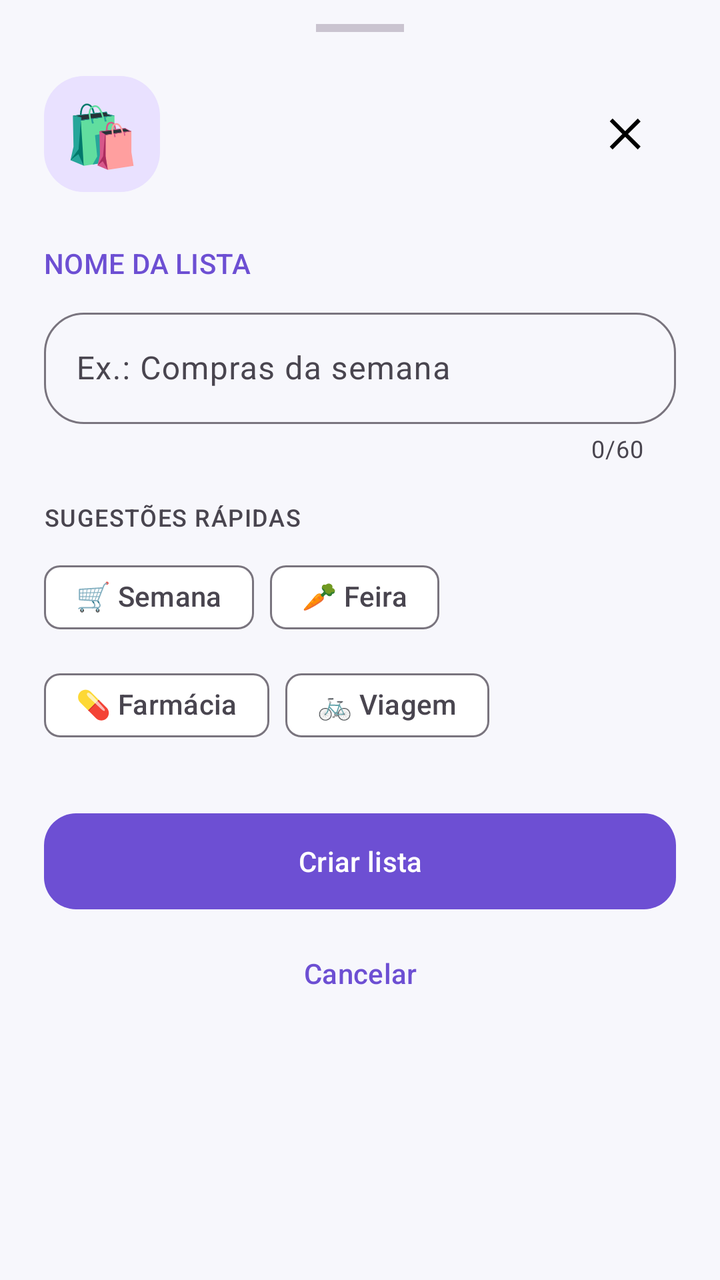
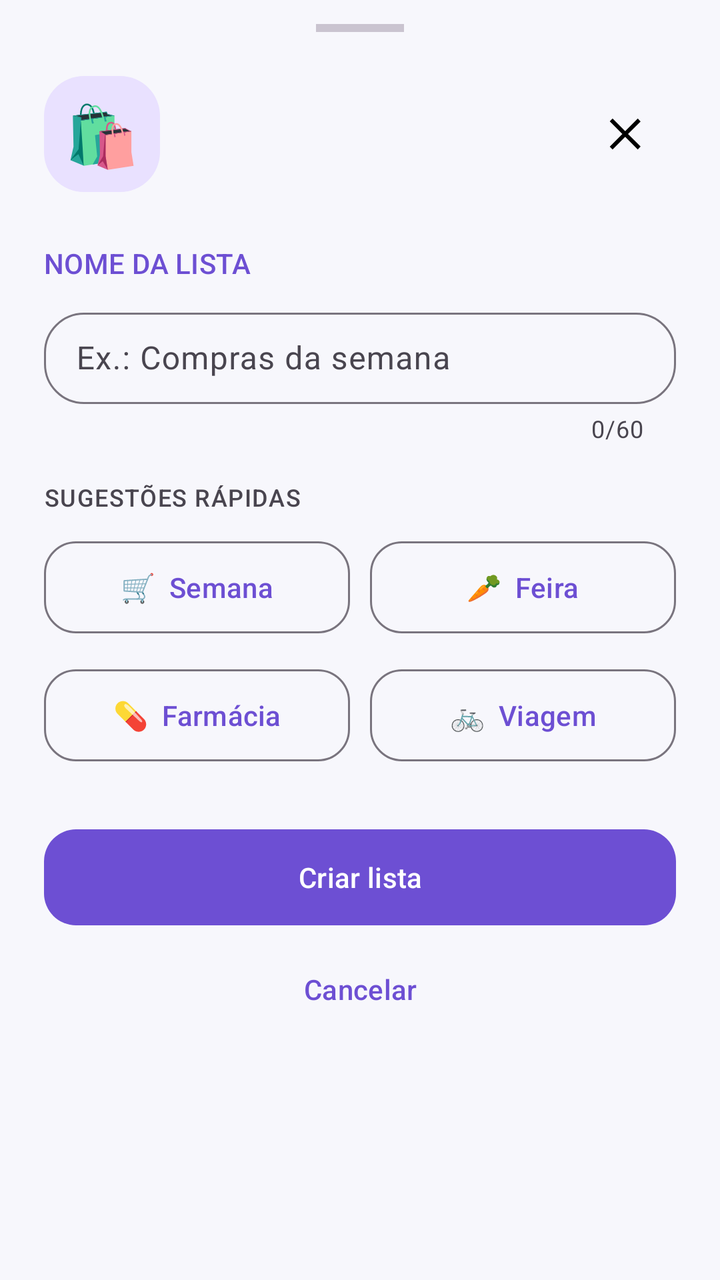

An Android layout rendered at two revisions. The XML below is the earlier revision; the diff shows what the commit changed to produce the second picture.
<!-- AndroidManifest.xml: application theme Theme.ListaCompras -->
<!-- res/layout/dialog_list.xml -->
<?xml version="1.0" encoding="utf-8"?>
<LinearLayout xmlns:android="http://schemas.android.com/apk/res/android"
    xmlns:app="http://schemas.android.com/apk/res-auto"
    android:id="@+id/sheetListRoot" android:layout_width="match_parent"
    android:layout_height="wrap_content" android:orientation="vertical"
    android:clipToPadding="false" android:paddingStart="22dp"
    android:paddingTop="12dp" android:paddingEnd="22dp" android:paddingBottom="28dp">
    <View android:layout_width="44dp" android:layout_height="4dp"
        android:layout_gravity="center_horizontal" android:background="?attr/colorOutlineVariant" />
    <LinearLayout android:layout_width="match_parent" android:layout_height="wrap_content"
        android:orientation="horizontal" android:gravity="center_vertical" android:layout_marginTop="22dp">
        <TextView android:layout_width="58dp" android:layout_height="58dp"
            android:gravity="center" android:text="🛍️" android:textSize="30sp"
            android:background="@drawable/bg_list_sheet_icon" />
        <LinearLayout android:layout_width="0dp" android:layout_height="wrap_content"
            android:layout_weight="1" android:layout_marginStart="12dp" android:orientation="vertical">
            <TextView android:id="@+id/textListSheetTitle" android:layout_width="match_parent"
                android:layout_height="wrap_content" android:textStyle="bold"
                android:textAppearance="@style/TextAppearance.Material3.HeadlineSmall" />
            <TextView android:id="@+id/textListSheetSubtitle" android:layout_width="match_parent"
                android:layout_height="wrap_content" android:layout_marginTop="3dp"
                android:textColor="?attr/colorOnSurfaceVariant"
                android:textAppearance="@style/TextAppearance.Material3.BodySmall" />
        </LinearLayout>
        <ImageButton android:id="@+id/buttonCloseListSheet" android:layout_width="48dp"
            android:layout_height="48dp" android:background="?attr/selectableItemBackgroundBorderless"
            android:contentDescription="Fechar" android:padding="12dp" android:src="@drawable/ic_close" />
    </LinearLayout>
    <TextView android:layout_width="match_parent" android:layout_height="wrap_content"
        android:layout_marginTop="26dp" android:layout_marginBottom="10dp"
        android:text="NOME DA LISTA" android:textColor="?attr/colorPrimary"
        android:textAppearance="@style/TextAppearance.Material3.LabelLarge" />
    <com.google.android.material.textfield.TextInputLayout
        android:id="@+id/layoutListName" style="@style/Widget.ListaCompras.Field.Outlined"
        android:layout_width="match_parent" android:layout_height="wrap_content"
        android:hint="Ex.: Compras da semana"
        app:boxCornerRadiusTopStart="20dp" app:boxCornerRadiusTopEnd="20dp"
        app:boxCornerRadiusBottomStart="20dp" app:boxCornerRadiusBottomEnd="20dp"
        app:counterEnabled="true" app:counterMaxLength="60">
        <com.google.android.material.textfield.TextInputEditText
            android:id="@+id/inputListName" android:layout_width="match_parent"
            android:layout_height="wrap_content" android:inputType="textCapSentences"
            android:maxLength="60" android:imeOptions="actionDone" android:maxLines="1" />
    </com.google.android.material.textfield.TextInputLayout>
    <LinearLayout android:id="@+id/layoutListSuggestions" android:layout_width="match_parent"
        android:layout_height="wrap_content" android:orientation="vertical"
        android:layout_marginTop="18dp">
        <TextView android:layout_width="match_parent" android:layout_height="wrap_content"
            android:text="SUGESTÕES RÁPIDAS" android:textAppearance="@style/TextAppearance.Material3.LabelMedium"
            android:textColor="?attr/colorOnSurfaceVariant" />
        <com.google.android.material.chip.ChipGroup android:layout_width="match_parent"
            android:layout_height="wrap_content" android:layout_marginTop="8dp"
            app:chipSpacingHorizontal="8dp" app:chipSpacingVertical="6dp">
            <com.google.android.material.chip.Chip android:id="@+id/chipListWeek"
                style="@style/Widget.Material3.Chip.Suggestion" android:layout_width="wrap_content"
                android:layout_height="wrap_content" android:text="🛒 Semana" />
            <com.google.android.material.chip.Chip android:id="@+id/chipListFair"
                style="@style/Widget.Material3.Chip.Suggestion" android:layout_width="wrap_content"
                android:layout_height="wrap_content" android:text="🥕 Feira" />
            <com.google.android.material.chip.Chip android:id="@+id/chipListPharmacy"
                style="@style/Widget.Material3.Chip.Suggestion" android:layout_width="wrap_content"
                android:layout_height="wrap_content" android:text="💊 Farmácia" />
            <com.google.android.material.chip.Chip android:id="@+id/chipListTrip"
                style="@style/Widget.Material3.Chip.Suggestion" android:layout_width="wrap_content"
                android:layout_height="wrap_content" android:text="🚲 Viagem" />
        </com.google.android.material.chip.ChipGroup>
    </LinearLayout>
    <com.google.android.material.button.MaterialButton android:id="@+id/buttonSaveList"
        style="@style/Widget.ListaCompras.Button.Filled" android:layout_width="match_parent"
        android:layout_height="wrap_content" android:layout_marginTop="26dp"
        android:minHeight="56dp" android:text="Criar lista" />
    <com.google.android.material.button.MaterialButton android:id="@+id/buttonCancelList"
        style="@style/Widget.Material3.Button.TextButton" android:layout_width="match_parent"
        android:layout_height="wrap_content" android:layout_marginTop="4dp"
        android:text="Cancelar" />
</LinearLayout>
<!-- resources referenced by this layout -->
<resources>
  <!-- drawable bg_list_sheet_icon (drawable) -->
  <?xml version="1.0" encoding="utf-8"?>
  <shape xmlns:android="http://schemas.android.com/apk/res/android" android:shape="rectangle">
      <solid android:color="?attr/colorPrimaryContainer" />
      <corners android:radius="20dp" />
  </shape>
  <!-- drawable ic_close (drawable) -->
  <vector xmlns:android="http://schemas.android.com/apk/res/android"
      android:width="24dp"
      android:height="24dp"
      android:viewportWidth="24"
      android:viewportHeight="24">
      <path android:fillColor="#FF000000" android:pathData="M18.3,5.71L12,12l6.3,6.29 -1.42,1.42L10.59,13.41 4.29,19.71 2.88,18.3 9.17,12 2.88,5.7 4.29,4.29 10.59,10.59 16.89,4.29z"/>
  </vector>
  <style name="Widget.ListaCompras.Button.Filled" parent="Widget.Material3.Button">
          <item name="cornerRadius">@dimen/lc_radius_button</item>
          <item name="android:minHeight">48dp</item>
      </style>
  <style name="Widget.ListaCompras.Field.Outlined" parent="Widget.Material3.TextInputLayout.OutlinedBox">
          <item name="boxCornerRadiusTopStart">@dimen/lc_radius_input</item>
          <item name="boxCornerRadiusTopEnd">@dimen/lc_radius_input</item>
          <item name="boxCornerRadiusBottomStart">@dimen/lc_radius_input</item>
          <item name="boxCornerRadiusBottomEnd">@dimen/lc_radius_input</item>
      </style>
  <dimen name="lc_radius_button">16dp</dimen>
  <dimen name="lc_radius_input">16dp</dimen>
  <color name="primary">#6D4FD3</color>
  <color name="on_primary">#FFFFFF</color>
  <color name="primary_container">#E9E1FF</color>
  <color name="on_primary_container">#24124F</color>
  <color name="secondary">#625B71</color>
  <color name="on_secondary">#FFFFFF</color>
  <color name="secondary_container">#E8DEF8</color>
  <color name="on_secondary_container">#1D192B</color>
  <color name="dark_background">#F7F7FC</color>
  <color name="dark_surface">#FFFFFF</color>
  <color name="dark_surface_variant">#F0EDF5</color>
  <color name="dark_surface_lowest">#FFFFFF</color>
  <color name="dark_surface_low">#F7F2FA</color>
  <color name="dark_surface_container">#F4F0FA</color>
  <color name="dark_surface_high">#ECE6F0</color>
  <color name="dark_surface_highest">#E6E0E9</color>
  <color name="dark_on_surface">#1D1B20</color>
  <color name="dark_on_surface_variant">#49454F</color>
  <color name="dark_outline">#79747E</color>
  <color name="dark_outline_variant">#CAC4D0</color>
  <!-- unchanged entries left out for length: 1 -->
</resources>

<!-- the commit's change to res/layout/dialog_list.xml (unified diff, before → after) -->
@@ -1,76 +1,191 @@
 <?xml version="1.0" encoding="utf-8"?>
 <LinearLayout xmlns:android="http://schemas.android.com/apk/res/android"
     xmlns:app="http://schemas.android.com/apk/res-auto"
-    android:id="@+id/sheetListRoot" android:layout_width="match_parent"
-    android:layout_height="wrap_content" android:orientation="vertical"
-    android:clipToPadding="false" android:paddingStart="22dp"
-    android:paddingTop="12dp" android:paddingEnd="22dp" android:paddingBottom="28dp">
-    <View android:layout_width="44dp" android:layout_height="4dp"
-        android:layout_gravity="center_horizontal" android:background="?attr/colorOutlineVariant" />
-    <LinearLayout android:layout_width="match_parent" android:layout_height="wrap_content"
-        android:orientation="horizontal" android:gravity="center_vertical" android:layout_marginTop="22dp">
-        <TextView android:layout_width="58dp" android:layout_height="58dp"
-            android:gravity="center" android:text="🛍️" android:textSize="30sp"
+    android:id="@+id/sheetListRoot"
+    android:layout_width="match_parent"
+    android:layout_height="wrap_content"
+    android:orientation="vertical"
+    android:clipToPadding="false"
+    android:paddingStart="22dp"
+    android:paddingTop="12dp"
+    android:paddingEnd="22dp"
+    android:paddingBottom="28dp">
+
+    <View
+        android:layout_width="44dp"
+        android:layout_height="4dp"
+        android:layout_gravity="center_horizontal"
+        android:background="?attr/colorOutlineVariant" />
+
+    <LinearLayout
+        android:layout_width="match_parent"
+        android:layout_height="wrap_content"
+        android:orientation="horizontal"
+        android:gravity="center_vertical"
+        android:layout_marginTop="22dp">
+
+        <TextView
+            android:layout_width="58dp"
+            android:layout_height="58dp"
+            android:gravity="center"
+            android:text="🛍️"
+            android:textSize="30sp"
             android:background="@drawable/bg_list_sheet_icon" />
-        <LinearLayout android:layout_width="0dp" android:layout_height="wrap_content"
-            android:layout_weight="1" android:layout_marginStart="12dp" android:orientation="vertical">
-            <TextView android:id="@+id/textListSheetTitle" android:layout_width="match_parent"
-                android:layout_height="wrap_content" android:textStyle="bold"
+
+        <LinearLayout
+            android:layout_width="0dp"
+            android:layout_height="wrap_content"
+            android:layout_weight="1"
+            android:layout_marginStart="12dp"
+            android:orientation="vertical">
+
+            <TextView
+                android:id="@+id/textListSheetTitle"
+                android:layout_width="match_parent"
+                android:layout_height="wrap_content"
+                android:textStyle="bold"
                 android:textAppearance="@style/TextAppearance.Material3.HeadlineSmall" />
-            <TextView android:id="@+id/textListSheetSubtitle" android:layout_width="match_parent"
-                android:layout_height="wrap_content" android:layout_marginTop="3dp"
+
+            <TextView
+                android:id="@+id/textListSheetSubtitle"
+                android:layout_width="match_parent"
+                android:layout_height="wrap_content"
+                android:layout_marginTop="3dp"
                 android:textColor="?attr/colorOnSurfaceVariant"
                 android:textAppearance="@style/TextAppearance.Material3.BodySmall" />
         </LinearLayout>
-        <ImageButton android:id="@+id/buttonCloseListSheet" android:layout_width="48dp"
-            android:layout_height="48dp" android:background="?attr/selectableItemBackgroundBorderless"
-            android:contentDescription="Fechar" android:padding="12dp" android:src="@drawable/ic_close" />
+
+        <ImageButton
+            android:id="@+id/buttonCloseListSheet"
+            android:layout_width="48dp"
+            android:layout_height="48dp"
+            android:background="?attr/selectableItemBackgroundBorderless"
+            android:contentDescription="Fechar"
+            android:padding="12dp"
+            android:src="@drawable/ic_close" />
     </LinearLayout>
-    <TextView android:layout_width="match_parent" android:layout_height="wrap_content"
-        android:layout_marginTop="26dp" android:layout_marginBottom="10dp"
-        android:text="NOME DA LISTA" android:textColor="?attr/colorPrimary"
+
+    <TextView
+        android:layout_width="match_parent"
+        android:layout_height="wrap_content"
+        android:layout_marginTop="26dp"
+        android:layout_marginBottom="10dp"
+        android:text="NOME DA LISTA"
+        android:textColor="?attr/colorPrimary"
         android:textAppearance="@style/TextAppearance.Material3.LabelLarge" />
+
     <com.google.android.material.textfield.TextInputLayout
-        android:id="@+id/layoutListName" style="@style/Widget.ListaCompras.Field.Outlined"
-        android:layout_width="match_parent" android:layout_height="wrap_content"
+        android:id="@+id/layoutListName"
+        style="@style/Widget.ListaCompras.Field.Outlined"
+        android:layout_width="match_parent"
+        android:layout_height="wrap_content"
         android:hint="Ex.: Compras da semana"
-        app:boxCornerRadiusTopStart="20dp" app:boxCornerRadiusTopEnd="20dp"
-        app:boxCornerRadiusBottomStart="20dp" app:boxCornerRadiusBottomEnd="20dp"
-        app:counterEnabled="true" app:counterMaxLength="60">
+        app:boxCornerRadiusTopStart="20dp"
+        app:boxCornerRadiusTopEnd="20dp"
+        app:boxCornerRadiusBottomStart="20dp"
+        app:boxCornerRadiusBottomEnd="20dp"
+        app:counterEnabled="true"
+        app:counterMaxLength="60">
+
         <com.google.android.material.textfield.TextInputEditText
-            android:id="@+id/inputListName" android:layout_width="match_parent"
-            android:layout_height="wrap_content" android:inputType="textCapSentences"
-            android:maxLength="60" android:imeOptions="actionDone" android:maxLines="1" />
+            android:id="@+id/inputListName"
+            android:layout_width="match_parent"
+            android:layout_height="wrap_content"
+            android:inputType="textCapSentences"
+            android:maxLength="60"
+            android:imeOptions="actionDone"
+            android:maxLines="1"
+            android:paddingTop="12dp"
+            android:paddingBottom="12dp" />
     </com.google.android.material.textfield.TextInputLayout>
-    <LinearLayout android:id="@+id/layoutListSuggestions" android:layout_width="match_parent"
-        android:layout_height="wrap_content" android:orientation="vertical"
+
+    <LinearLayout
+        android:id="@+id/layoutListSuggestions"
+        android:layout_width="match_parent"
+        android:layout_height="wrap_content"
+        android:orientation="vertical"
         android:layout_marginTop="18dp">
-        <TextView android:layout_width="match_parent" android:layout_height="wrap_content"
-            android:text="SUGESTÕES RÁPIDAS" android:textAppearance="@style/TextAppearance.Material3.LabelMedium"
+
+        <TextView
+            android:layout_width="match_parent"
+            android:layout_height="wrap_content"
+            android:text="SUGESTÕES RÁPIDAS"
+            android:textAppearance="@style/TextAppearance.Material3.LabelMedium"
             android:textColor="?attr/colorOnSurfaceVariant" />
-        <com.google.android.material.chip.ChipGroup android:layout_width="match_parent"
-            android:layout_height="wrap_content" android:layout_marginTop="8dp"
-            app:chipSpacingHorizontal="8dp" app:chipSpacingVertical="6dp">
-            <com.google.android.material.chip.Chip android:id="@+id/chipListWeek"
-                style="@style/Widget.Material3.Chip.Suggestion" android:layout_width="wrap_content"
-                android:layout_height="wrap_content" android:text="🛒 Semana" />
-            <com.google.android.material.chip.Chip android:id="@+id/chipListFair"
-                style="@style/Widget.Material3.Chip.Suggestion" android:layout_width="wrap_content"
-                android:layout_height="wrap_content" android:text="🥕 Feira" />
-            <com.google.android.material.chip.Chip android:id="@+id/chipListPharmacy"
-                style="@style/Widget.Material3.Chip.Suggestion" android:layout_width="wrap_content"
-                android:layout_height="wrap_content" android:text="💊 Farmácia" />
-            <com.google.android.material.chip.Chip android:id="@+id/chipListTrip"
-                style="@style/Widget.Material3.Chip.Suggestion" android:layout_width="wrap_content"
-                android:layout_height="wrap_content" android:text="🚲 Viagem" />
-        </com.google.android.material.chip.ChipGroup>
+
+        <LinearLayout
+            android:layout_width="match_parent"
+            android:layout_height="wrap_content"
+            android:layout_marginTop="10dp"
+            android:orientation="horizontal">
+
+            <com.google.android.material.button.MaterialButton
+                android:id="@+id/buttonSuggestionWeek"
+                style="@style/Widget.ListaCompras.Button.Outlined"
+                android:layout_width="0dp"
+                android:layout_height="wrap_content"
+                android:layout_weight="1"
+                android:minHeight="54dp"
+                android:text="🛒  Semana" />
+
+            <Space
+                android:layout_width="10dp"
+                android:layout_height="1dp" />
+
+            <com.google.android.material.button.MaterialButton
+                android:id="@+id/buttonSuggestionFair"
+                style="@style/Widget.ListaCompras.Button.Outlined"
+                android:layout_width="0dp"
+                android:layout_height="wrap_content"
+                android:layout_weight="1"
+                android:minHeight="54dp"
+                android:text="🥕  Feira" />
+        </LinearLayout>
+
+        <LinearLayout
+            android:layout_width="match_parent"
+            android:layout_height="wrap_content"
+            android:layout_marginTop="10dp"
+            android:orientation="horizontal">
+
+            <com.google.android.material.button.MaterialButton
+                android:id="@+id/buttonSuggestionPharmacy"
+                style="@style/Widget.ListaCompras.Button.Outlined"
+                android:layout_width="0dp"
+                android:layout_height="wrap_content"
+                android:layout_weight="1"
+                android:minHeight="54dp"
+                android:text="💊  Farmácia" />
+
+            <Space
+                android:layout_width="10dp"
+                android:layout_height="1dp" />
+
+            <com.google.android.material.button.MaterialButton
+                android:id="@+id/buttonSuggestionTrip"
+                style="@style/Widget.ListaCompras.Button.Outlined"
+                android:layout_width="0dp"
+                android:layout_height="wrap_content"
+                android:layout_weight="1"
+                android:minHeight="54dp"
+                android:text="🚲  Viagem" />
+        </LinearLayout>
     </LinearLayout>
-    <com.google.android.material.button.MaterialButton android:id="@+id/buttonSaveList"
-        style="@style/Widget.ListaCompras.Button.Filled" android:layout_width="match_parent"
-        android:layout_height="wrap_content" android:layout_marginTop="26dp"
-        android:minHeight="56dp" android:text="Criar lista" />
-    <com.google.android.material.button.MaterialButton android:id="@+id/buttonCancelList"
-        style="@style/Widget.Material3.Button.TextButton" android:layout_width="match_parent"
-        android:layout_height="wrap_content" android:layout_marginTop="4dp"
+
+    <com.google.android.material.button.MaterialButton
+        android:id="@+id/buttonSaveList"
+        style="@style/Widget.ListaCompras.Button.Filled"
+        android:layout_width="match_parent"
+        android:layout_height="wrap_content"
+        android:layout_marginTop="26dp"
+        android:minHeight="56dp"
+        android:text="Criar lista" />
+
+    <com.google.android.material.button.MaterialButton
+        android:id="@+id/buttonCancelList"
+        style="@style/Widget.Material3.Button.TextButton"
+        android:layout_width="match_parent"
+        android:layout_height="wrap_content"
+        android:layout_marginTop="4dp"
         android:text="Cancelar" />
 </LinearLayout>
<!-- resource entries referenced after the edit -->
@@ -15,6 +15,10 @@
       <path android:fillColor="#FF000000" android:pathData="M18.3,5.71L12,12l6.3,6.29 -1.42,1.42L10.59,13.41 4.29,19.71 2.88,18.3 9.17,12 2.88,5.7 4.29,4.29 10.59,10.59 16.89,4.29z"/>
   </vector>
   <style name="Widget.ListaCompras.Button.Filled" parent="Widget.Material3.Button">
+          <item name="cornerRadius">@dimen/lc_radius_button</item>
+          <item name="android:minHeight">48dp</item>
+      </style>
+  <style name="Widget.ListaCompras.Button.Outlined" parent="Widget.Material3.Button.OutlinedButton">
           <item name="cornerRadius">@dimen/lc_radius_button</item>
           <item name="android:minHeight">48dp</item>
       </style>
